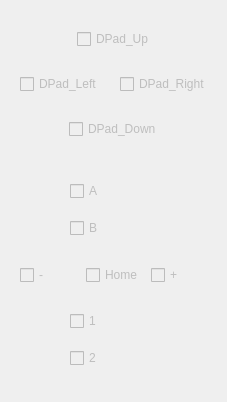
This is src/diag_wiimote.ui in degarashi/MovieManeuver as Qt 5 draws it before an edit. The edited form follows.
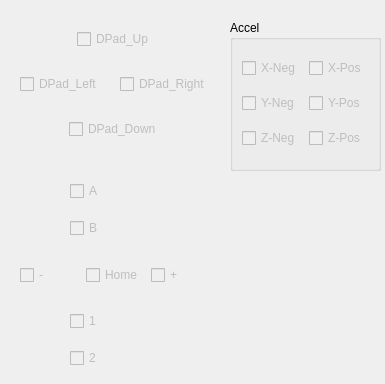
This is the edited form.

Commit message: [update] wii_padstate: ダイアログに加速度センサーのボタン値(pressing)を表示

Patch:
```diff
--- a/src/diag_wiimote.ui
+++ b/src/diag_wiimote.ui
@@ -6,8 +6,8 @@
    <rect>
     <x>0</x>
     <y>0</y>
-    <width>227</width>
-    <height>402</height>
+    <width>385</width>
+    <height>384</height>
    </rect>
   </property>
   <property name="windowTitle">
@@ -254,6 +254,115 @@
     </item>
    </layout>
   </widget>
+  <widget class="QGroupBox" name="groupBox">
+   <property name="geometry">
+    <rect>
+     <x>230</x>
+     <y>20</y>
+     <width>151</width>
+     <height>151</height>
+    </rect>
+   </property>
+   <property name="title">
+    <string>Accel</string>
+   </property>
+   <layout class="QHBoxLayout" name="horizontalLayout_5">
+    <item>
+     <layout class="QVBoxLayout" name="verticalLayout_4">
+      <item>
+       <layout class="QHBoxLayout" name="horizontalLayout_8">
+        <item>
+         <widget class="QCheckBox" name="cbAccX_Neg">
+          <property name="enabled">
+           <bool>false</bool>
+          </property>
+          <property name="text">
+           <string>X-Neg</string>
+          </property>
+          <property name="checkable">
+           <bool>true</bool>
+          </property>
+         </widget>
+        </item>
+        <item>
+         <widget class="QCheckBox" name="cbAccX_Pos">
+          <property name="enabled">
+           <bool>false</bool>
+          </property>
+          <property name="text">
+           <string>X-Pos</string>
+          </property>
+          <property name="checkable">
+           <bool>true</bool>
+          </property>
+         </widget>
+        </item>
+       </layout>
+      </item>
+      <item>
+       <layout class="QHBoxLayout" name="horizontalLayout_6">
+        <item>
+         <widget class="QCheckBox" name="cbAccY_Neg">
+          <property name="enabled">
+           <bool>false</bool>
+          </property>
+          <property name="text">
+           <string>Y-Neg</string>
+          </property>
+          <property name="checkable">
+           <bool>true</bool>
+          </property>
+         </widget>
+        </item>
+        <item>
+         <widget class="QCheckBox" name="cbAccY_Pos">
+          <property name="enabled">
+           <bool>false</bool>
+          </property>
+          <property name="text">
+           <string>Y-Pos</string>
+          </property>
+          <property name="checkable">
+           <bool>true</bool>
+          </property>
+         </widget>
+        </item>
+       </layout>
+      </item>
+      <item>
+       <layout class="QHBoxLayout" name="horizontalLayout_7">
+        <item>
+         <widget class="QCheckBox" name="cbAccZ_Neg">
+          <property name="enabled">
+           <bool>false</bool>
+          </property>
+          <property name="text">
+           <string>Z-Neg</string>
+          </property>
+          <property name="checkable">
+           <bool>true</bool>
+          </property>
+         </widget>
+        </item>
+        <item>
+         <widget class="QCheckBox" name="cbAccZ_Pos">
+          <property name="enabled">
+           <bool>false</bool>
+          </property>
+          <property name="text">
+           <string>Z-Pos</string>
+          </property>
+          <property name="checkable">
+           <bool>true</bool>
+          </property>
+         </widget>
+        </item>
+       </layout>
+      </item>
+     </layout>
+    </item>
+   </layout>
+  </widget>
  </widget>
  <resources/>
  <connections/>
```
The commit also changes 1 other file.
